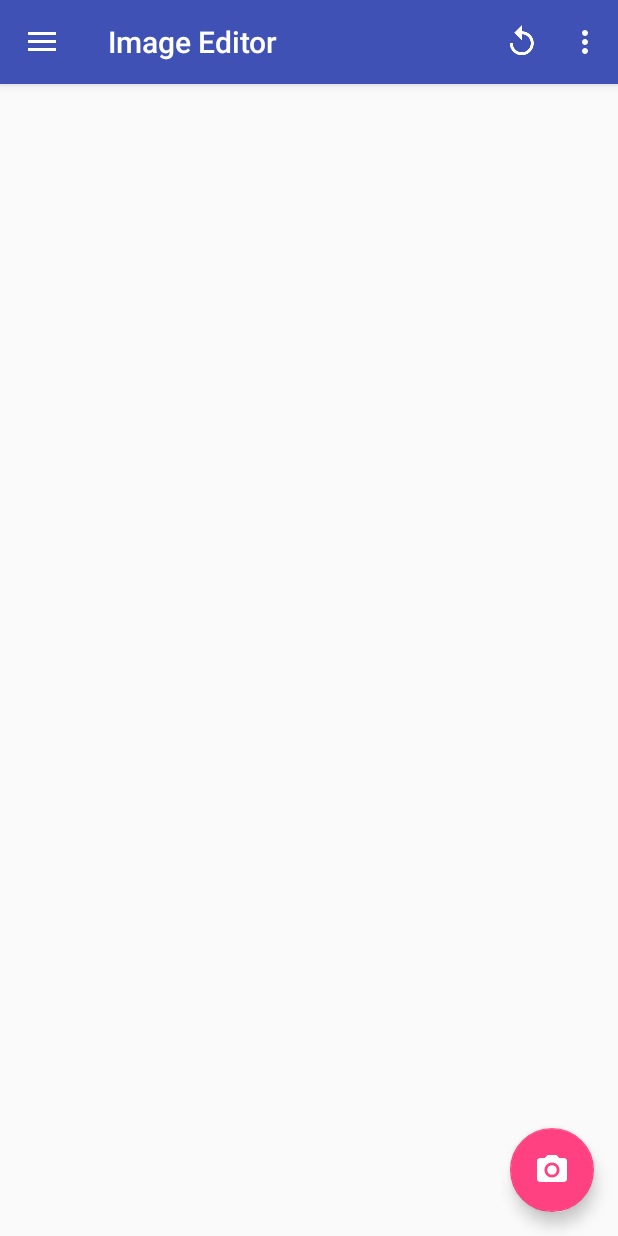
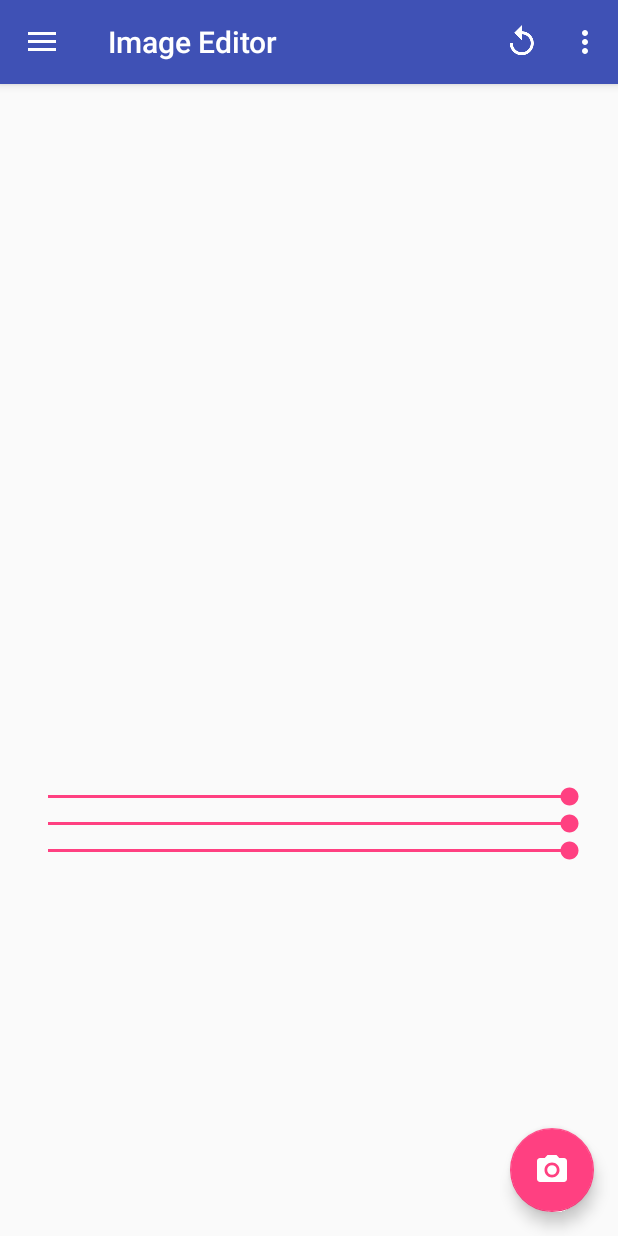
Before and after one commit to unc-comp790-136/image-editor, an Android app: the screen it shows after launch (MainActivity), on a phone screen of 412 x 824 dp. Run offline under Robolectric (Android 15) with nearby library versions, the phone set to English and light mode, and no system bars; 1 statement that could not run was skipped.

Commit message:
Fix color filter, keep temp UI changes

```diff
--- a/app/src/main/java/com/example/menozzi/imageeditor/MainActivity.java
+++ b/app/src/main/java/com/example/menozzi/imageeditor/MainActivity.java
@@ -20,13 +20,14 @@ import android.support.v7.app.ActionBarDrawerToggle;
 import android.support.v7.app.AppCompatActivity;
 import android.support.v7.widget.Toolbar;
 import android.widget.ImageView;
+import android.widget.SeekBar;
 import android.widget.Toast;
 
 import java.io.File;
 import java.io.IOException;
 
 public class MainActivity extends AppCompatActivity
-        implements NavigationView.OnNavigationItemSelectedListener {
+        implements NavigationView.OnNavigationItemSelectedListener, SeekBar.OnSeekBarChangeListener {
 
     static {
         System.loadLibrary("native-lib");
@@ -43,6 +44,10 @@ public class MainActivity extends AppCompatActivity
 
     private Bitmap mOrigBitmap;
     private Bitmap mCurrBitmap;
+
+    private SeekBar mRBar;
+    private SeekBar mGBar;
+    private SeekBar mBBar;
 
     @Override
     protected void onCreate(Bundle savedInstanceState) {
@@ -84,6 +89,14 @@ public class MainActivity extends AppCompatActivity
 
         NavigationView navigationView = (NavigationView) findViewById(R.id.nav_view);
         navigationView.setNavigationItemSelectedListener(this);
+
+        mRBar = (SeekBar) findViewById(R.id.rbar);
+        mGBar = (SeekBar) findViewById(R.id.gbar);
+        mBBar = (SeekBar) findViewById(R.id.bbar);
+
+        mRBar.setOnSeekBarChangeListener(this);
+        mGBar.setOnSeekBarChangeListener(this);
+        mBBar.setOnSeekBarChangeListener(this);
     }
 
     @Override
@@ -177,4 +190,34 @@ public class MainActivity extends AppCompatActivity
             mImageView.setImageBitmap(mOrigBitmap);
         }
     }
+
+    @Override
+    public void onProgressChanged(SeekBar seekBar, int progress, boolean fromUser) {
+        int r = mRBar.getProgress();
+        int g = mGBar.getProgress();
+        int b = mBBar.getProgress();
+
+        int w = mCurrBitmap.getWidth();
+        int h = mCurrBitmap.getHeight();
+
+        int[] pixels = new int[w*h];
+        mOrigBitmap.getPixels(pixels, 0, w, 0, 0, w, h);
+
+        colorFilter(pixels, r, g, b);
+
+        mCurrBitmap = Bitmap.createBitmap(w, h, Bitmap.Config.ARGB_8888);
+        mCurrBitmap.setPixels(pixels, 0, w, 0, 0, w, h);
+
+        mImageView.setImageBitmap(mCurrBitmap);
+    }
+
+    @Override
+    public void onStartTrackingTouch(SeekBar seekBar) {
+
+    }
+
+    @Override
+    public void onStopTrackingTouch(SeekBar seekBar) {
+
+    }
 }
--- a/app/src/main/res/layout/content_main.xml
+++ b/app/src/main/res/layout/content_main.xml
@@ -19,4 +19,23 @@
         android:layout_width="match_parent"
         android:layout_height="450dp" />
 
+    <SeekBar
+        android:id="@+id/rbar"
+        android:progress="255"
+        android:max="255"
+        android:layout_width="match_parent"
+        android:layout_height="wrap_content" />
+    <SeekBar
+        android:id="@+id/gbar"
+        android:progress="255"
+        android:max="255"
+        android:layout_width="match_parent"
+        android:layout_height="wrap_content" />
+    <SeekBar
+        android:id="@+id/bbar"
+        android:progress="255"
+        android:max="255"
+        android:layout_width="match_parent"
+        android:layout_height="wrap_content" />
+
 </LinearLayout>
```
Also changed, not shown: 1 other file.
